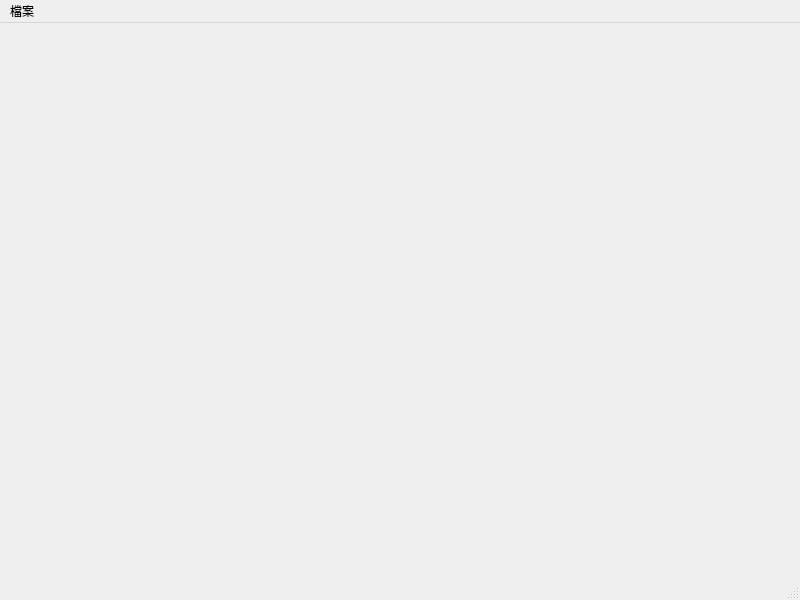
First picture: the form in mainwindow.ui, repository Sn4Rs/mainWindow_HW1216, before the edit.
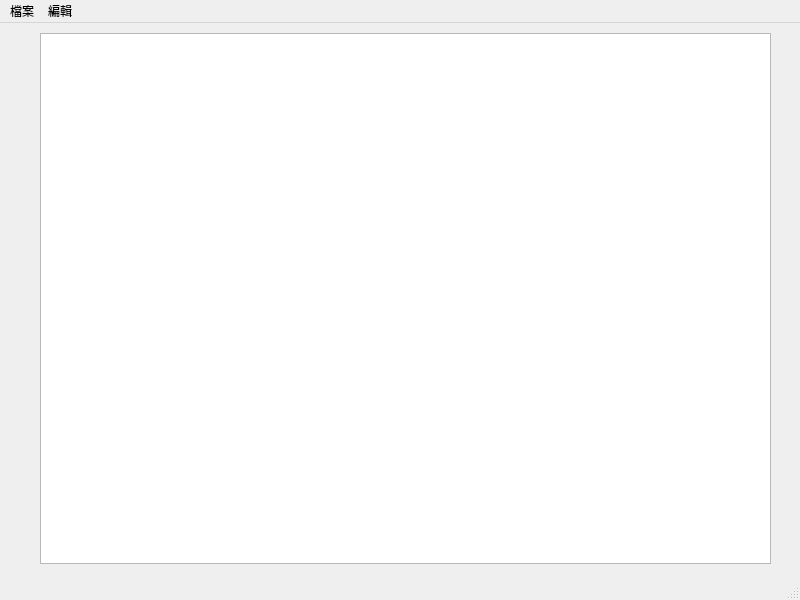
Second picture: the form after the edit. Icons and pictures are not drawn.

Patch:
```diff
--- a/mainwindow.ui
+++ b/mainwindow.ui
@@ -13,7 +13,18 @@
   <property name="windowTitle">
    <string>MainWindow</string>
   </property>
-  <widget class="QWidget" name="centralwidget"/>
+  <widget class="QWidget" name="centralwidget">
+   <widget class="QPlainTextEdit" name="plainTextEdit">
+    <property name="geometry">
+     <rect>
+      <x>40</x>
+      <y>10</y>
+      <width>731</width>
+      <height>531</height>
+     </rect>
+    </property>
+   </widget>
+  </widget>
   <widget class="QMenuBar" name="menubar">
    <property name="geometry">
     <rect>
@@ -36,7 +47,16 @@
     <addaction name="separator"/>
     <addaction name="actionQuit"/>
    </widget>
+   <widget class="QMenu" name="menu_2">
+    <property name="title">
+     <string>編輯</string>
+    </property>
+    <addaction name="actionCut"/>
+    <addaction name="actionCopy"/>
+    <addaction name="actionPaste"/>
+   </widget>
    <addaction name="menu"/>
+   <addaction name="menu_2"/>
   </widget>
   <widget class="QStatusBar" name="statusbar"/>
   <action name="actionNew">
```
Left out of the diff: 55 changed lines with no effect on the pictures.
